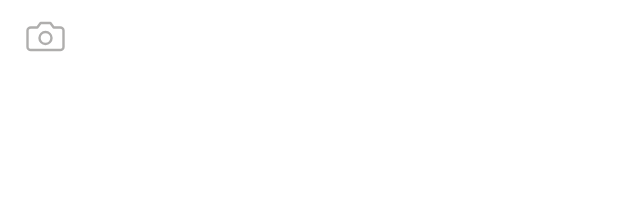
After one commit to DDD-Community/DDD-9-ANSAYO-ANDROID, an Android app: the layout item_add_place_image.xml on its own in the app's theme, with its tools: preview values and no code run, on a phone screen of 412 x 824 dp. The commit adds this screen. Shown: the top 211 px of the screen. Run offline under Robolectric (Android 15) with nearby library versions, the phone set to English and light mode, and no system bars.

Commit message:
[ feature ] : 장소 ImageAdapter 추가

```diff
--- a/app/build.gradle.kts
+++ b/app/build.gradle.kts
@@ -86,4 +86,5 @@ dependencies {
     implementation(libs.orbit.viewmodel)
     implementation(libs.imagePicker)
     implementation(libs.tedPermission)
+    implementation(libs.glide)
 }
--- /dev/null
+++ b/app/src/main/res/drawable/ic_camera.xml
@@ -0,0 +1,20 @@
+<vector xmlns:android="http://schemas.android.com/apk/res/android"
+    android:width="30dp"
+    android:height="30dp"
+    android:viewportWidth="30"
+    android:viewportHeight="30">
+  <path
+      android:pathData="M26.997,21.998C26.997,22.529 26.767,23.037 26.358,23.412C25.949,23.787 25.394,23.998 24.816,23.998H5.182C4.603,23.998 4.048,23.787 3.639,23.412C3.23,23.037 3,22.529 3,21.998V11C3,10.469 3.23,9.96 3.639,9.585C4.048,9.21 4.603,9 5.182,9H9.545L11.726,6H18.271L20.453,9H24.816C25.394,9 25.949,9.21 26.358,9.585C26.767,9.96 26.997,10.469 26.997,11V21.998Z"
+      android:strokeLineJoin="round"
+      android:strokeWidth="1.6"
+      android:fillColor="#00000000"
+      android:strokeColor="#AFAEAD"
+      android:strokeLineCap="round"/>
+  <path
+      android:pathData="M15,19.998C17.209,19.998 19,18.207 19,15.998C19,13.789 17.209,11.998 15,11.998C12.791,11.998 11,13.789 11,15.998C11,18.207 12.791,19.998 15,19.998Z"
+      android:strokeLineJoin="round"
+      android:strokeWidth="1.6"
+      android:fillColor="#00000000"
+      android:strokeColor="#AFAEAD"
+      android:strokeLineCap="round"/>
+</vector>
--- /dev/null
+++ b/app/src/main/res/layout/item_add_place_image.xml
@@ -0,0 +1,46 @@
+<?xml version="1.0" encoding="utf-8"?>
+<layout xmlns:android="http://schemas.android.com/apk/res/android"
+    xmlns:app="http://schemas.android.com/apk/res-auto">
+
+    <data>
+        <variable
+            name="currentCount"
+            type="Integer" />
+    </data>
+
+    <androidx.cardview.widget.CardView
+        android:id="@+id/cv_add"
+        android:layout_width="60dp"
+        android:layout_height="64dp"
+        app:cardCornerRadius="12dp"
+        app:cardElevation="0dp">
+
+        <androidx.constraintlayout.widget.ConstraintLayout
+            android:layout_width="60dp"
+            android:layout_height="60dp"
+            android:layout_marginTop="4dp">
+
+            <ImageView
+                android:id="@+id/iv_camera"
+                android:layout_width="wrap_content"
+                android:layout_height="wrap_content"
+                android:src="@drawable/ic_camera"
+                app:layout_constraintBottom_toTopOf="@id/tv_count"
+                app:layout_constraintEnd_toEndOf="parent"
+                app:layout_constraintStart_toStartOf="parent"
+                app:layout_constraintTop_toTopOf="parent"
+                app:layout_constraintVertical_chainStyle="packed" />
+
+            <TextView
+                android:id="@+id/tv_count"
+                android:layout_width="wrap_content"
+                android:layout_height="wrap_content"
+                app:layout_constraintBottom_toBottomOf="parent"
+                app:layout_constraintEnd_toEndOf="parent"
+                app:layout_constraintStart_toStartOf="parent"
+                app:layout_constraintTop_toBottomOf="@id/iv_camera" />
+
+        </androidx.constraintlayout.widget.ConstraintLayout>
+
+    </androidx.cardview.widget.CardView>
+</layout>
--- a/app/src/main/res/values/strings.xml
+++ b/app/src/main/res/values/strings.xml
@@ -14,4 +14,5 @@
     <string name="warning_course_title_max_length">코스 제목은 30자 이내로 작성할 수 있어요.</string>
     <string name="warning_course_description_max_length">코스 설명은 300자 이내로 작성할 수 있어요.</string>
     <string name="warning_place_review_max_length">장소 리뷰는 300자 이내로 작성할 수 있어요.</string>
+    <string name="course_place_image_count">%d/%d</string>
 </resources>
--- a/gradle/libs.versions.toml
+++ b/gradle/libs.versions.toml
@@ -21,6 +21,7 @@ orbit = "6.0.0"
 gson = "2.10.1"
 imagePicker = "3.0.0"
 tedPermission = "3.3.0"
+glide = "4.15.1"
 
 # Test
 junit4 = "4.13.2"
@@ -60,6 +61,7 @@ orbit-viewmodel = { group = "org.orbit-mvi", name = "orbit-viewmodel", version.r
 gson = { module = "com.google.code.gson:gson", version.ref = "gson" }
 imagePicker = { module = "com.github.esafirm:android-image-picker", version.ref = "imagePicker" }
 tedPermission = { module = "io.github.ParkSangGwon:tedpermission-coroutine", version.ref = "tedPermission" }
+glide = { module = "com.github.bumptech.glide:glide", version.ref = "glide" }
 
 # Test
 androidx-test-espresso-core = { group = "androidx.test.espresso", name = "espresso-core", version.ref = "androidxEspresso" }
```
Also changed, not shown: app/src/main/java/com/ddd/ansayo/base/BaseBindingAdapter.kt (+10 -0 lines), app/src/main/java/com/ddd/ansayo/course/CourseBindingAdapter.kt (+14 -0 lines), app/src/main/java/com/ddd/ansayo/course/CourseCreateActivity.kt (+8 -1 lines), app/src/main/java/com/ddd/ansayo/course/CoursePlaceImageAdapter.kt (added, +98 -0 lines), app/src/main/java/com/ddd/ansayo/course/CourseWritePlaceAdapter.kt (+55 -12 lines), app/src/main/res/drawable/ic_delete_img.xml (added, +19 -0 lines), app/src/main/res/layout/item_course_place_image.xml (added, +44 -0 lines), app/src/main/res/layout/item_course_write_place.xml (+39 -12 lines).
